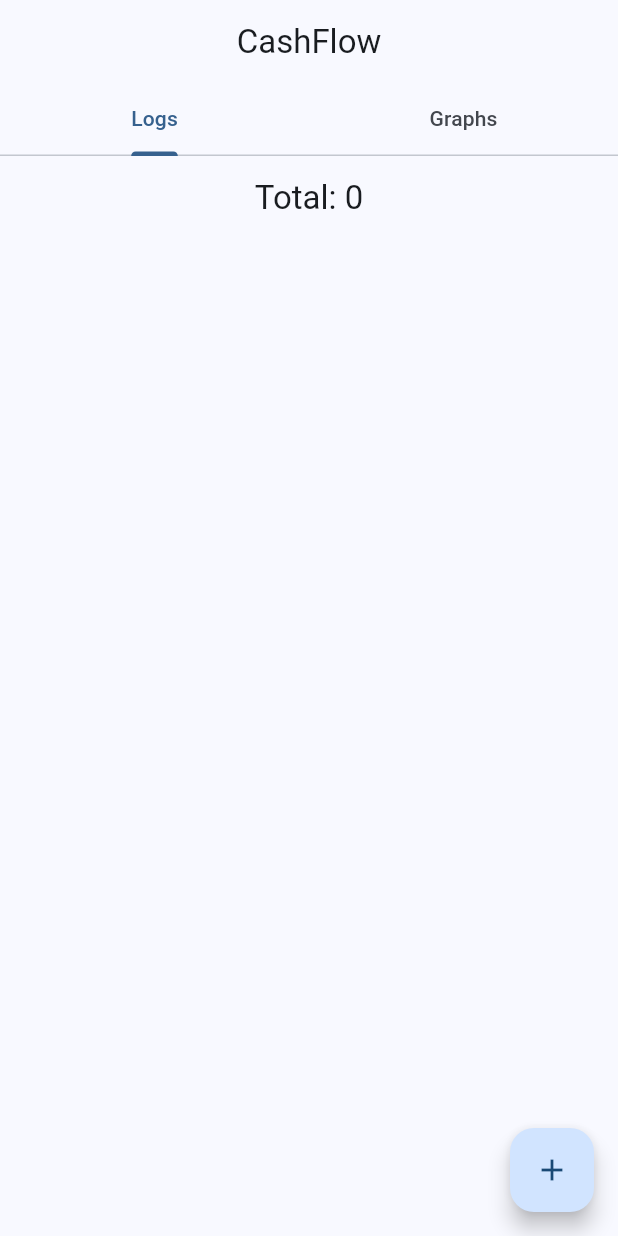
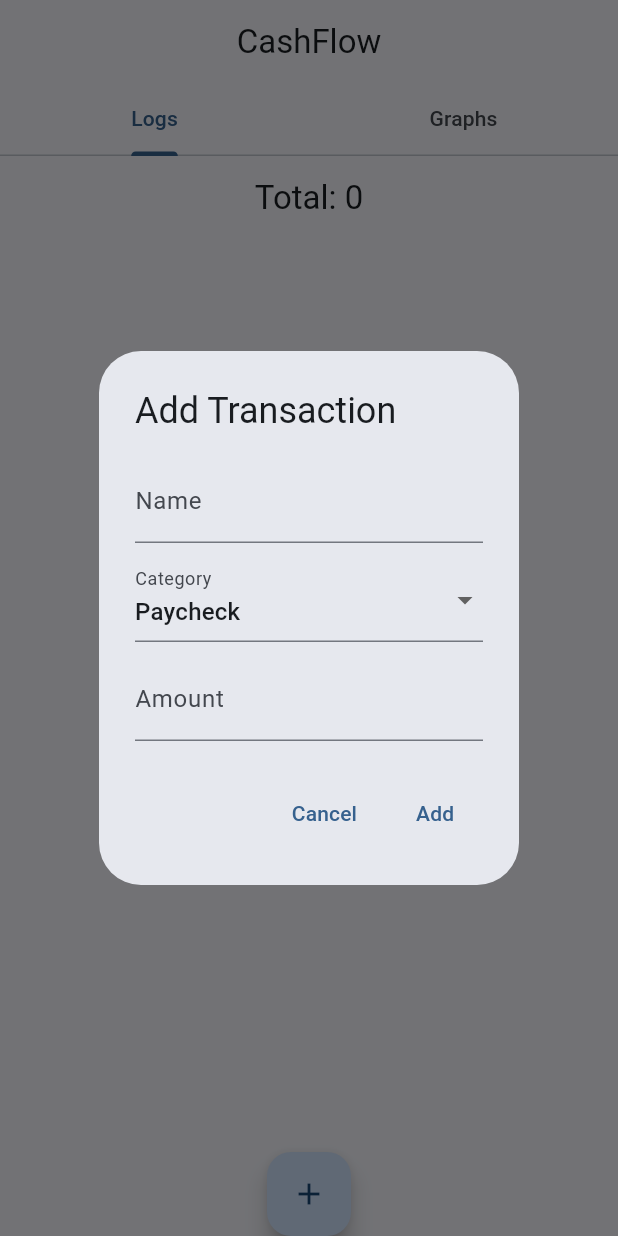
Before and after one commit to fernandocm9/MAD_project1_personal_finance_manager, a Flutter app: the screen it shows after launch, after a tap on the "add" icon, on a phone screen of 412 x 824 dp. Run offline on Flutter 3.47's test engine with Material 3 defaults, Android fonts, the phone set to English and light mode, and no system bars; our stand-ins replace sqflite; accounts and stored records are empty.

Commit message:
created dropdown menu for categories and implemented correct logic for total based on expense or income

```diff
--- a/finance_manager/lib/main.dart
+++ b/finance_manager/lib/main.dart
@@ -7,24 +7,18 @@ void main() {
 class MyApp extends StatelessWidget {
   const MyApp({super.key});
 
-  // This widget is the root of your application.
   @override
   Widget build(BuildContext context) {
-    // return MaterialApp(
-    //   title: 'Flutter Demo',
-    //   theme: ThemeData(
-    //     colorScheme: ColorScheme.fromSeed(seedColor: Colors.deepPurple),
-    //   ),
-    //   home: const MyHomePage(title: 'Flutter Demo Home Page'),
-    // );
     return MaterialApp(
-      title: 'Flutter Demo',
+      title: 'Personal Finance Manager',
       theme: ThemeData(
         colorScheme: ColorScheme.fromSeed(seedColor: Colors.blue),
       ),
-      home: DefaultTabController(length: 2, child: Scaffold(
+      home: DefaultTabController(
+        length: 2,
+        child: Scaffold(
           appBar: AppBar(
-          title: Center(child: Text('CashFlow')),
+            title: const Center(child: Text('CashFlow')),
             bottom: const TabBar(
               tabs: [
                 Tab(text: 'Logs'),
@@ -38,14 +32,14 @@ class MyApp extends StatelessWidget {
               GraphsPage(title: 'Graphs'),
             ],
           ),
-      )),
+        ),
+      ),
     );
   }
 }
 
 class LogsPage extends StatefulWidget {
   const LogsPage({super.key, required this.title});
-
   final String title;
 
   @override
@@ -53,69 +47,160 @@ class LogsPage extends StatefulWidget {
 }
 
 class _LogsPageState extends State<LogsPage> {
-  int _counter = 0;
+  late TextEditingController nameController;
+  late TextEditingController categoryController;
+  late TextEditingController amountController;
+
+  List<String> _categories = ['Paycheck', 'Refund', 'Dividends', 'Rent', 'Food', 'Entertainment', 'Bill'];
+  String _selectedCategory = 'Paycheck';
   int total = 0;
+  List<Map<String, dynamic>> transactions = [];
 
-  void _incrementCounter() {
+  @override
+  void initState() {
+    super.initState();
+    nameController = TextEditingController();
+    categoryController = TextEditingController();
+    amountController = TextEditingController();
+  }
+
+  @override
+  void dispose() {
+    nameController.dispose();
+    categoryController.dispose();
+    amountController.dispose();
+    super.dispose();
+  }
+
+  void _addTransaction() {
+    String name = nameController.text.trim();
+    String category = _selectedCategory;
+    int amount = int.tryParse(amountController.text) ?? 0;
+
+    if (name.isEmpty || category.isEmpty || amount <= 0) return;
+
     setState(() {
-      _counter++;
+      if (category == 'Paycheck' || category == 'Refund' || category == 'Dividends') {
+        total += amount;
+      } else {
+        total -= amount;
+      }
+
+      transactions.add({
+        'name': name,
+        'category': category,
+        'amount': amount,
       });
+    });
+
+    // Clear text fields after adding
+    nameController.clear();
+    categoryController.clear();
+    amountController.clear();
+
+    print('Transaction added: $name, $category, $amount');
   }
 
   @override
   Widget build(BuildContext context) {
-    return Scaffold(
-      appBar: AppBar(
+    return Column(
+      children: [
+        AppBar(
           title: Center(child: Text('Total: $total')),
         ),
-      body: Center(
-        child: Column(
-          mainAxisAlignment: MainAxisAlignment.center,
-          children: <Widget>[],
+        Expanded(
+          child: ListView.builder(
+            itemCount: transactions.length,
+            itemBuilder: (context, index) {
+              final transaction = transactions[index];
+              return ListTile(
+                title: Text(transaction['name']),
+                subtitle: Text(transaction['category']),
+                trailing: Text('\$${transaction['amount']}'),
+              );
+            },
           ),
         ),
-      floatingActionButton: FloatingActionButton(
-        onPressed: _incrementCounter,
-        tooltip: 'Increment',
+        FloatingActionButton(
+          onPressed: _openAddTransactionDialog,
+          tooltip: 'Add Transaction',
           child: const Icon(Icons.add),
-      ), // This trailing comma makes auto-formatting nicer for build methods.
+        ),
+      ],
+    );
+  }
+
+  Future<void> _openAddTransactionDialog() async {
+    return showDialog<void>(
+      context: context,
+      builder: (BuildContext context) {
+        return AlertDialog(
+          title: const Text('Add Transaction'),
+          content: SingleChildScrollView(
+            child: ListBody(
+              children: <Widget>[
+                TextField(
+                  controller: nameController,
+                  decoration: const InputDecoration(labelText: 'Name'),
+                ),
+                const SizedBox(height: 10),
+                DropdownButtonFormField<String>(
+                  value: _selectedCategory,
+                  decoration: const InputDecoration(labelText: 'Category'),
+                  items: _categories.map((category) {
+                    return DropdownMenuItem<String>(
+                      value: category,
+                      child: Text(category),
+                    );
+                  }).toList(),
+                  onChanged: (String? newValue) {
+                    if (newValue != null) {
+                      setState(() {
+                        _selectedCategory = newValue;
+                      });
+                    }
+                  },
+                ),
+                const SizedBox(height: 10),
+                TextField(
+                  controller: amountController,
+                  decoration: const InputDecoration(labelText: 'Amount'),
+                  keyboardType: TextInputType.number,
+                ),
+              ],
+            ),
+          ),
+          actions: <Widget>[
+            TextButton(
+              child: const Text('Cancel'),
+              onPressed: () => Navigator.of(context).pop(),
+            ),
+            TextButton(
+              child: const Text('Add'),
+              onPressed: () {
+                _addTransaction();
+                Navigator.of(context).pop();
+              },
+            ),
+          ],
+        );
+      },
     );
   }
 }
 
 
-
-class GraphsPage extends StatefulWidget {
+class GraphsPage extends StatelessWidget {
   const GraphsPage({super.key, required this.title});
-
   final String title;
 
   @override
-  State<GraphsPage> createState() => _GraphsPageState();
-}
-
-class _GraphsPageState extends State<GraphsPage> {
-  // int _counter = 0;
-  int goal = 0;
-
-  // void _incrementCounter() {
-  //   setState(() {
-  //     _counter++;
-  //   });
-  // }
-
-  @override
   Widget build(BuildContext context) {
-    return Scaffold(
-      appBar: AppBar(
-        title: Center(child: Text('Total: $goal')),
+    return Center(
+      child: Text(
+        'Graphs Placeholder',
+        style: Theme.of(context).textTheme.headlineSmall,
       ),
-      body: Center(
-        child: Column(
-          mainAxisAlignment: MainAxisAlignment.center,
-          children: <Widget>[],
-        ),
-      ),// This trailing comma makes auto-formatting nicer for build methods.
     );
   }
 }
```
Lines whose indentation alone changed are shown as unchanged.
